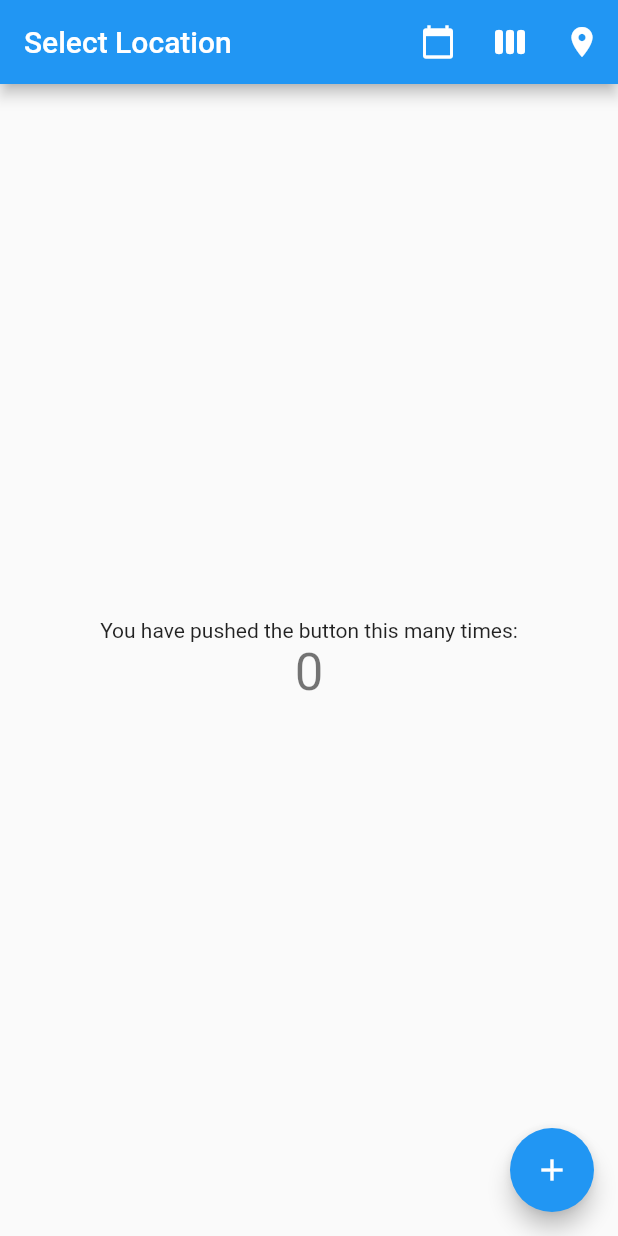
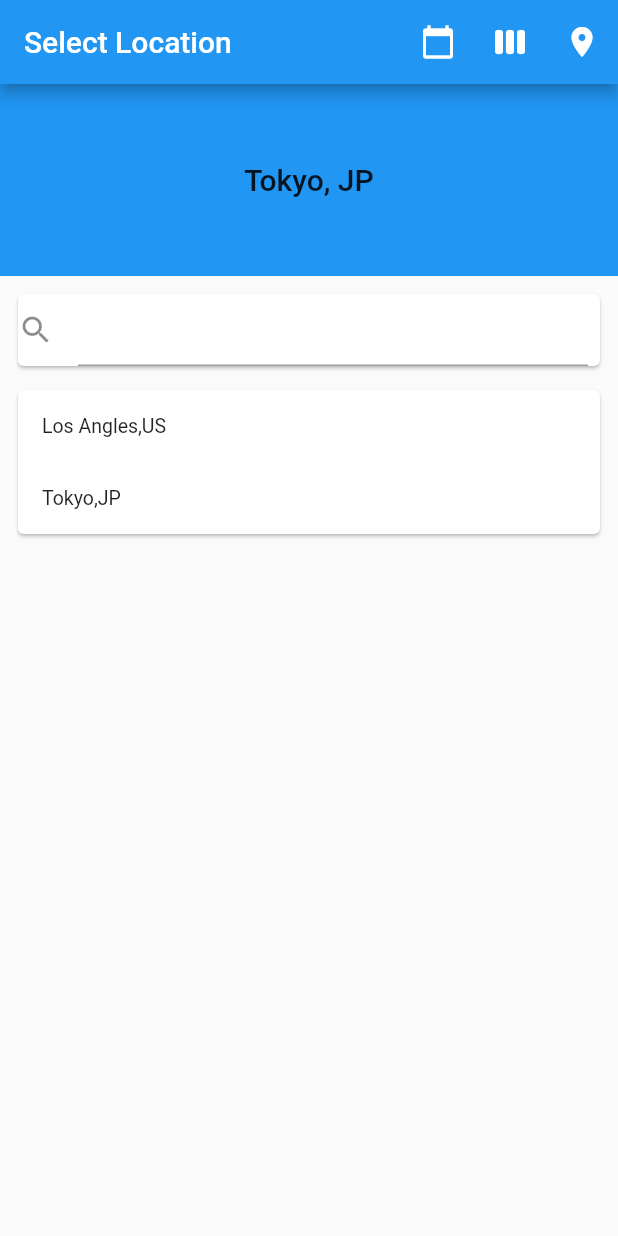
Before and after one commit to hungrymonkey/weather_app, a Flutter app: the screen it shows after launch, after a tap on the "view week" icon, after a tap on the "location on" icon, on a phone screen of 412 x 824 dp. Run offline on Flutter 3.47's test engine with Material 2 defaults, Android fonts, the phone set to English and light mode, and no system bars; network calls fail.

Commit message:
I have to fix the search bar disappearing problem

```diff
--- a/lib/main.dart
+++ b/lib/main.dart
@@ -4,7 +4,7 @@ import 'models/weather_entry.dart';
 import 'views/today.dart';
 import 'views/home.dart';
 import 'views/weekly.dart';
-
+import 'views/location.dart';
 void main() {
   runApp(new MyApp());
 }
@@ -65,14 +65,14 @@ class _MainApp extends State<MainApp>{
   }
   void _changeCity(CityEntry value){
 
-      TodayEntry.fetch( cityEntry: _homeCity )
+      TodayEntry.fetch( cityEntry: value )
           .then( (TodayEntry t){
         setState(() {
           this._today = t;
           _homeCity = value;
         });
       });
-      WeeklyForecast.fetch( cityEntry: _homeCity )
+      WeeklyForecast.fetch( cityEntry: value )
           .then( (WeeklyForecast w){
         setState(() {
           this._week = w;
@@ -122,7 +122,11 @@ class _MainApp extends State<MainApp>{
             ),
           ]
       ),
-      body: new ChoiceCard(choice: _selectedChoice, todayEntry: _today, weeklyForecast: _week,),
+      body: new ChoiceCard(
+          choice: _selectedChoice, homeCity: _homeCity,
+          updater: _changeCity,
+          todayEntry: _today, weeklyForecast: _week,
+      ),
     );
   }
 
@@ -145,12 +149,16 @@ const List<Choice> choices = const <Choice>[
 
 
 class ChoiceCard extends StatelessWidget{
-  const ChoiceCard({ Key key, this.choice, this.todayEntry, this.weeklyForecast }) : super(key: key);
+  const ChoiceCard({
+    Key key, this.choice, this.homeCity, this.updater,
+    this.todayEntry, this.weeklyForecast
+  }) : super(key: key);
 
   final Choice choice;
   final TodayEntry todayEntry;
   final WeeklyForecast weeklyForecast;
-  //final CityEntry homeCity;
+  final CityEntry homeCity;
+  final ValueChanged<CityEntry> updater;
   @override
   Widget build(BuildContext context){
     switch (choice.title){
@@ -159,7 +167,7 @@ class ChoiceCard extends StatelessWidget{
       case 'Week':
         return new WeeklyPage(weeklyForecast);
       default:
-        return new MyHomePage();
+        return new LocationPage(currentCity: this.homeCity, updater: this.updater);
     }
   }
 }
--- a/lib/shared/city_entry.dart
+++ b/lib/shared/city_entry.dart
@@ -2,16 +2,14 @@ import 'package:flutter/foundation.dart';
 
 class CityEntry{
   CityEntry({
-    @required this.id,
+     this.id,
     @required this.name,
     @required this.country,
-    @required this.lon,
-    @required this.lat,
-  }) : assert(id != null),
+     this.lon,
+     this.lat,
+  }) :
        assert(name!= null),
-       assert(country != null),
-       assert(lon != null),
-       assert(lat != null);
+       assert(country != null);
 
   final num id;
   final String name;
--- a/lib/views/location.dart
+++ b/lib/views/location.dart
@@ -0,0 +1,129 @@
+import 'package:flutter/material.dart';
+import '../shared/city_entry.dart';
+
+
+class LocationPage extends StatefulWidget {
+  const LocationPage({ Key key, this.currentCity, this.updater}) : super(key: key);
+  final CityEntry currentCity;
+  final ValueChanged<CityEntry> updater;
+  @override
+  _LocationPage createState() => new _LocationPage();
+}
+const double _kFlexibleSpaceMaxHeight = 128.0;
+class _LocationPage extends State<LocationPage>{
+
+  String _searchingQuery = '';
+  String _resultQuery = '';
+  List<String> _fetchCities = [];
+  void sendUpdates(CityEntry value){
+    if(widget.updater != null)
+      widget.updater(value);
+  }
+
+  @override
+  Widget build(BuildContext context){
+    print('********* Location Page ');
+    final TextStyle captionTextStyle = Theme.of(context).textTheme.title;
+    return new Scaffold(
+      body: new CustomScrollView(
+        slivers: <Widget>[
+          new SliverAppBar(
+              expandedHeight: _kFlexibleSpaceMaxHeight,
+              floating: true,
+              snap: true,
+              flexibleSpace: new FlexibleSpaceBar(
+                  background: new Stack(
+                    fit: StackFit.expand,
+                    children: <Widget>[
+                      new Container(
+                        child: new Center(
+                            child: new Text('${widget.currentCity.name}, ${widget.currentCity.country}'
+                                ,style: captionTextStyle),
+                        ),
+                      )
+                    ],
+                  )
+              )
+          ),
+          new SliverList(
+              delegate: new SliverChildListDelegate([_searchBar()])
+          ),
+          _buildValidCities(context),
+        ]
+      ),
+    );
+  }
+
+  Widget _buildValidCities(BuildContext context){
+    if (_fetchCities == null) { // NOTE which means loading
+      return new SliverFillRemaining(
+          child: new Center(
+              child: new CircularProgressIndicator()
+          )
+      );
+    }
+    return
+
+      new SliverList(
+        delegate: new SliverChildListDelegate(
+            <Widget>[
+              new Container(
+                margin: const EdgeInsets.all(8.0),
+                child: new Card(
+                  child: new Column(
+                      children: <Widget>[
+                        _createEntry(context, "Los Angles,US"),
+                        _createEntry(context, "Tokyo,JP")
+                      ]
+                  ),
+                )
+              )
+            ]
+        ),
+    );
+  }
+
+  Widget _searchBar(){
+    return new Container(
+        margin: const EdgeInsets.fromLTRB(8.0, 8.0, 8.0, 0.0),
+        child: new Card(
+            child: new Container(
+                margin: const EdgeInsets.only(right: 8.0),
+                child: new TextField(
+                  onChanged: _handleSearchTextChanged,
+                  decoration: const InputDecoration(
+                    icon: const Icon(Icons.search),
+                  ),
+                )
+            )
+        )
+    );
+  }
+  Widget _createEntry(BuildContext context, String s){
+
+    return new ListTile(
+        dense: true,
+        title: new Text(s,),
+        onTap: (){ _handleCityEntry(s); }
+    );
+  }
+  void _handleCityEntry(String city){
+    if(widget.updater != null){
+      var tok = city.split(",");
+      widget.updater(new CityEntry(name: tok[0], country: tok[1]));
+    }
+  }
+
+  void _handleSearchTextChanged(String str) {
+    if (str == _searchingQuery) { return; }
+    if (str == '') { return; }
+
+    setState((){
+      _searchingQuery = str;
+      _fetchCities = null;
+    });
+
+
+  }
+
+}
--- a/lib/views/today.dart
+++ b/lib/views/today.dart
@@ -1,6 +1,10 @@
 import 'package:flutter/material.dart';
 import './shared/icon_helper.dart';
 import '../models/weather_entry.dart';
+
+
+const double _kFlexibleSpaceMaxHeight = 128.0;
+
 class TodayPage extends StatefulWidget{
 
   const TodayPage(this.todayEntry, this.weeklyForecast);
@@ -14,7 +18,7 @@ class TodayPage extends StatefulWidget{
 }
 class _TodayPage extends State<TodayPage> {
 
-  Widget buildTodayCard(BuildContext context) {
+  Widget _buildTodayCard(BuildContext context) {
     final TextStyle textStyle = Theme.of(context).textTheme.display1;
 
       return new Card(
@@ -37,7 +41,7 @@ class _TodayPage extends State<TodayPage> {
      );
 
   }
-  Widget buildTommorrowCard(BuildContext context) {
+  Widget _buildTomorrowCard(BuildContext context) {
     final TextStyle textStyle = Theme.of(context).textTheme.display1;
     if ( widget.weeklyForecast != null ) {
         return new Card(
@@ -74,43 +78,48 @@ class _TodayPage extends State<TodayPage> {
       );
 
   }
-  Widget build(BuildContext context){
-    print('**** REBUILDING today page *****');
-    final TextStyle textStyle = Theme.of(context).textTheme.display1;
-    if ( widget.todayEntry != null ){
-
-      return new Column(
-        children: <Widget>[
-          new Center(
-                child: new Text('${widget.todayEntry.city}, ${widget.todayEntry.country}',
-                      style: textStyle)
-          ),
-          new Column(
-              children: <Widget>[
+  List<Widget> _buildCards(BuildContext context){
+    return <Widget>[
       new Column(children: <Widget>[
-
         new Padding(
           padding: const EdgeInsets.all(20.0),
-                      child: buildTodayCard(context),
+          child: _buildTodayCard(context),
         ),
       ],
       ),
       new Column(children: <Widget>[
         new Padding(
           padding: const EdgeInsets.all(20.0),
-                      child: buildTommorrowCard(context),
+          child: _buildTomorrowCard(context),
         ),
       ],
       )
+    ];
+  }
+  Widget build(BuildContext context){
+    print('**** REBUILDING today page *****');
+    final TextStyle textStyle = Theme.of(context).textTheme.display1;
+    if ( widget.todayEntry != null ){
 
+      return new CustomScrollView(
+        slivers: <Widget>[
+        new SliverAppBar(
+          pinned: true,
+          expandedHeight: _kFlexibleSpaceMaxHeight,
+          flexibleSpace: new FlexibleSpaceBar(
+            title: new Text('${widget.todayEntry.city}, ${widget.todayEntry.country}'),
+            // TODO(abarth): Wire up to the parallax in a way that doesn't pop during hero transition.
+            background: new Stack(
+              fit: StackFit.expand,
+              children: <Widget>[
 
               ],
             ),
-        ],
-      );
-      //return new Center(
-      //    child: new IconLoader(widget.todayEntry.entry.iconType)
-      //);
+
+          ),
+        ),
+        new SliverList(delegate: new SliverChildListDelegate(_buildCards(context),)),
+        ]);
     }else{
       return new Card(
         child:  new Container(
```
Also changed, not shown: lib/shared/Trie.dart (added, +73 -0 lines). Lines whose indentation alone changed are shown as unchanged.
